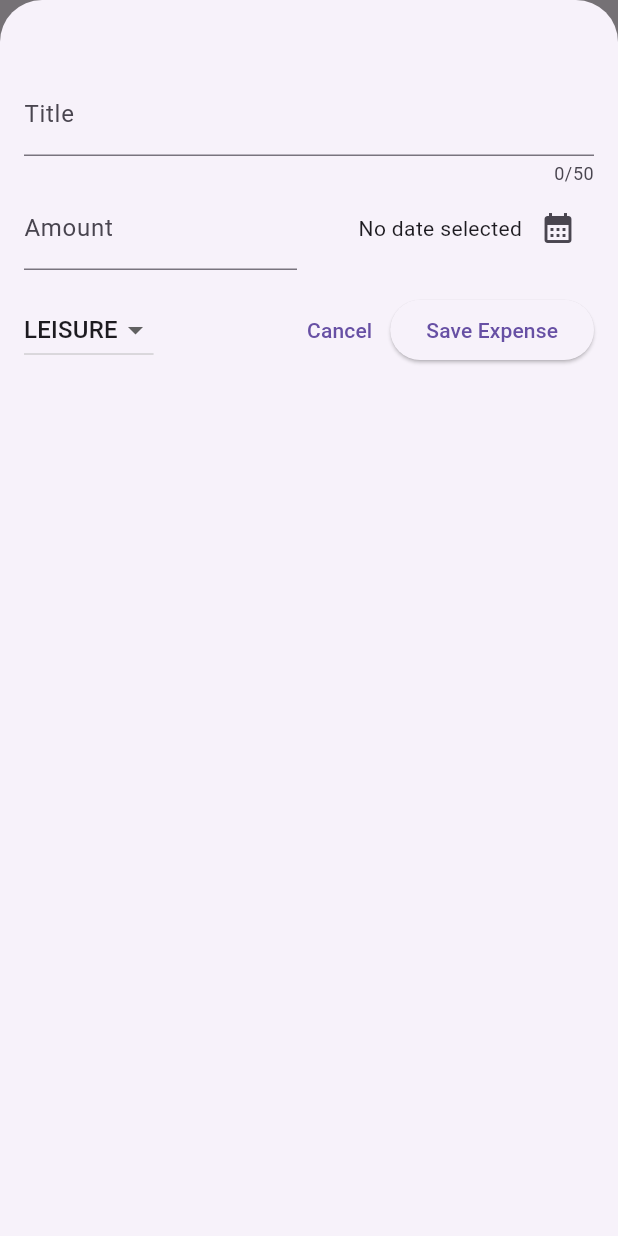
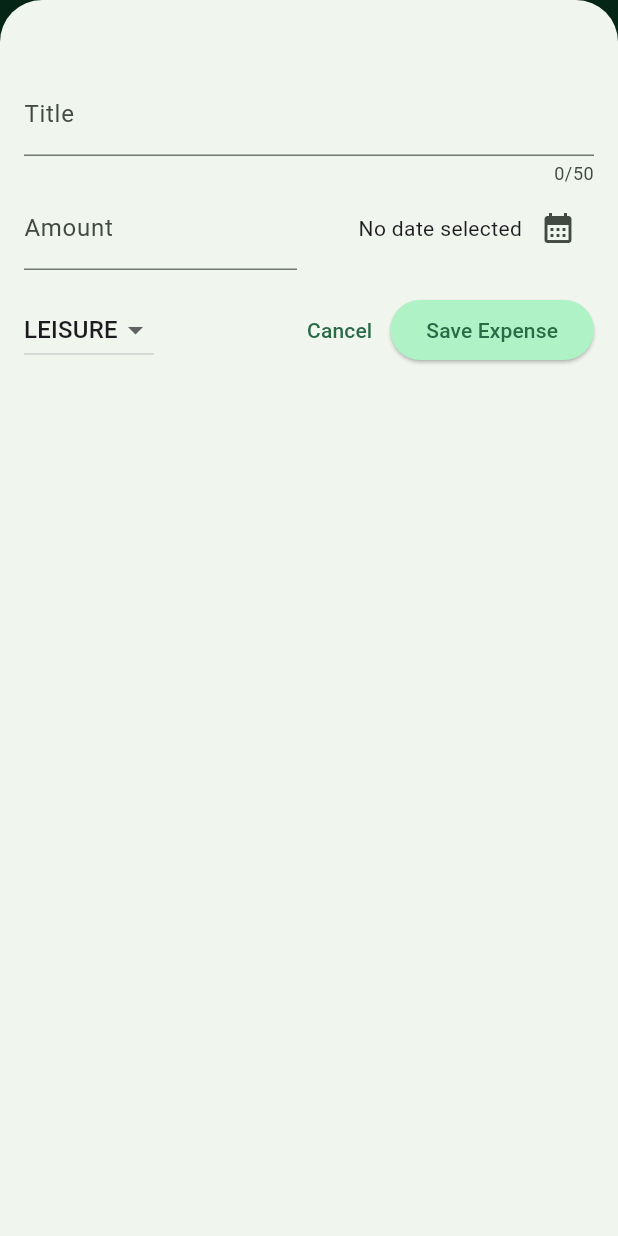
Before and after one commit to tejadacodes/flutter-expenses, a Flutter app: the screen it shows after launch, after a tap on the "add" icon, on a phone screen of 412 x 824 dp. Run offline on Flutter 3.47's test engine with Material 3 defaults, Android fonts, the phone set to English and light mode, and no system bars.

Commit message:
Add Theming

```diff
--- a/lib/main.dart
+++ b/lib/main.dart
@@ -1,10 +1,62 @@
 import 'package:expenses/widgets/expenses.dart';
 import 'package:flutter/material.dart';
+
+var kColorScheme =
+    ColorScheme.fromSeed(seedColor: const Color.fromARGB(255, 35, 196, 124));
+
+var kDarkColorScheme =
+    ColorScheme.fromSeed(
+      brightness: Brightness.dark,
+      seedColor: const Color.fromARGB(255, 9, 68, 42),
+    );
 
 void main() {
   runApp(
     MaterialApp(
-      theme: ThemeData(useMaterial3: true),
+      darkTheme: ThemeData.dark().copyWith(
+        colorScheme: kDarkColorScheme,
+        cardTheme: const CardTheme().copyWith(
+          color: kDarkColorScheme.secondaryContainer,
+          margin: const EdgeInsets.symmetric(
+            horizontal: 16,
+            vertical: 8,
+          ),
+        ),
+        elevatedButtonTheme: ElevatedButtonThemeData(
+          style: ElevatedButton.styleFrom(
+            backgroundColor: kDarkColorScheme.primaryContainer,
+            foregroundColor: kDarkColorScheme.onPrimaryContainer,
+          ),
+        ),
+      ),
+      theme: ThemeData().copyWith(
+        // scaffoldBackgroundColor: const Color.fromARGB(255, 76, 175, 80),
+        colorScheme: kColorScheme,
+        appBarTheme: const AppBarTheme().copyWith(
+          backgroundColor: kColorScheme.onPrimaryContainer,
+          foregroundColor: kColorScheme.primaryContainer,
+        ),
+        cardTheme: const CardTheme().copyWith(
+          color: kColorScheme.secondaryContainer,
+          margin: const EdgeInsets.symmetric(
+            horizontal: 16,
+            vertical: 8,
+          ),
+        ),
+        elevatedButtonTheme: ElevatedButtonThemeData(
+          style: ElevatedButton.styleFrom(
+            backgroundColor: kColorScheme.primaryContainer,
+          ),
+        ),
+        textTheme: ThemeData().textTheme.copyWith(
+              titleLarge: TextStyle(
+                fontWeight: FontWeight.normal,
+                color: kColorScheme.onSecondaryContainer,
+                fontSize: 14,
+              ),
+            ),
+      ),
+      themeMode: ThemeMode.system, // default
       home: const Expenses(),
     ),
   );
--- a/lib/widgets/expenses_list/expense_item.dart
+++ b/lib/widgets/expenses_list/expense_item.dart
@@ -15,8 +15,12 @@ class ExpenseItem extends StatelessWidget {
           vertical: 16,
         ),
         child: Column(
+          crossAxisAlignment: CrossAxisAlignment.start,
           children: [
-            Text(expense.title),
+            Text(
+              expense.title,
+              style: Theme.of(context).textTheme.titleLarge,
+            ),
             const SizedBox(height: 4),
             Row(
               children: [
--- a/lib/widgets/expenses_list/expenses_list.dart
+++ b/lib/widgets/expenses_list/expenses_list.dart
@@ -3,7 +3,8 @@ import 'package:expenses/widgets/expenses_list/expense_item.dart';
 import 'package:flutter/material.dart';
 
 class ExpensesList extends StatelessWidget {
-  const ExpensesList({super.key, required this.expenses, required this.onRemoveExpense});
+  const ExpensesList(
+      {super.key, required this.expenses, required this.onRemoveExpense});
 
   final List<Expense> expenses;
 
@@ -15,6 +16,12 @@ class ExpensesList extends StatelessWidget {
       itemCount: expenses.length,
       itemBuilder: (ctx, index) => Dismissible(
         key: ValueKey(expenses[index]),
+        background: Container(
+          color: Theme.of(context).colorScheme.error.withOpacity(0.75),
+          margin: EdgeInsets.symmetric(
+            horizontal: Theme.of(context).cardTheme.margin!.horizontal,
+          ),
+        ),
         onDismissed: (direction) {
           onRemoveExpense(expenses[index]);
         },
```
